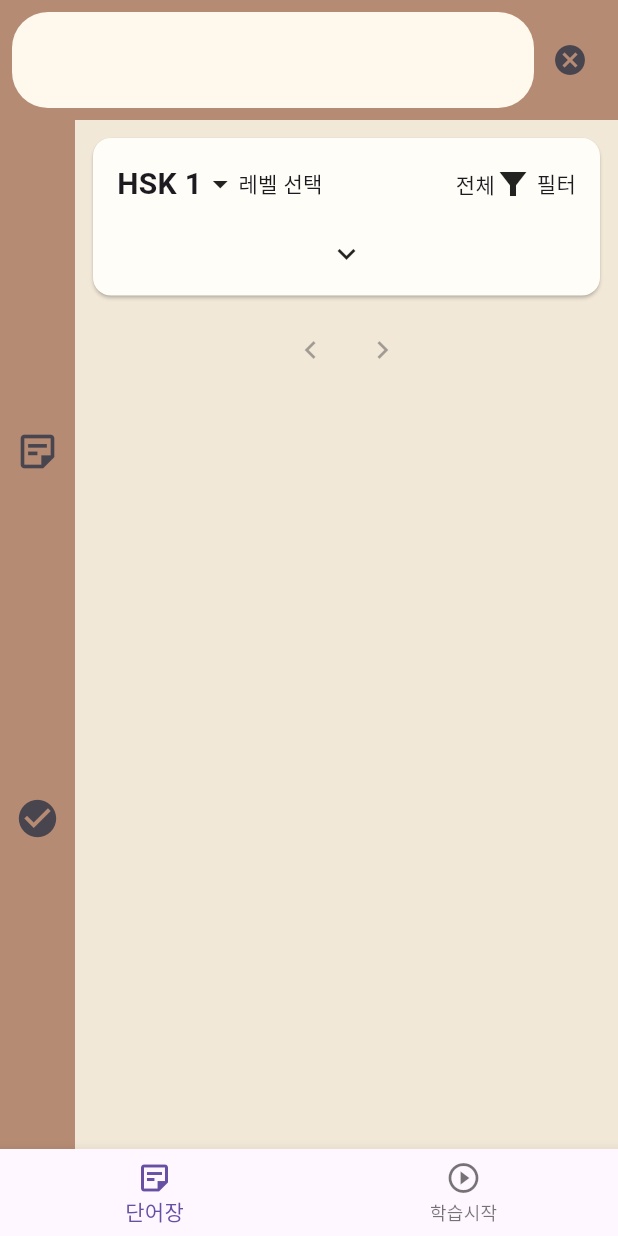
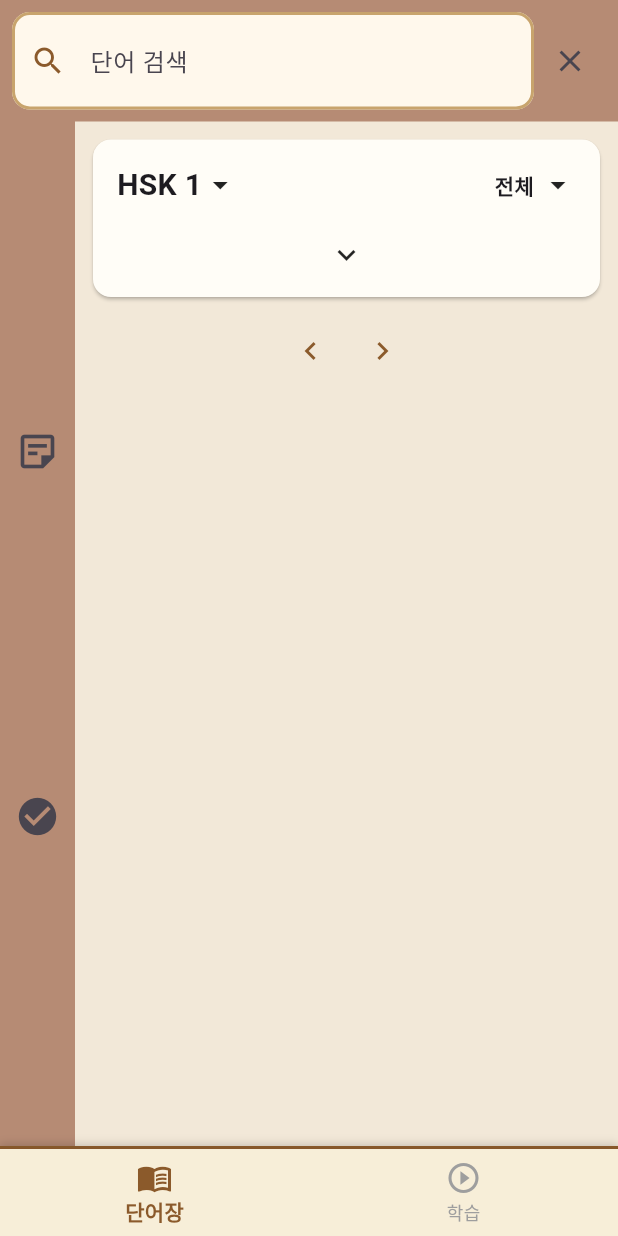
Before and after one commit to forthewy/hsk_ai_conversation, a Flutter app: the screen it shows after launch, on a phone screen of 412 x 824 dp. Run offline on Flutter 3.47's test engine with Material 3 defaults, Android fonts, the phone set to English and light mode, and no system bars; our stand-ins replace google_generative_ai, hive, hive_flutter; accounts and stored records are empty; statements that could not run were skipped.

Commit message:
UI Styling

```diff
--- a/lib/screens/start_screen.dart
+++ b/lib/screens/start_screen.dart
@@ -11,7 +11,6 @@ class StartScreen extends StatefulWidget {
 }
 
 class _StartScreenState extends State<StartScreen> {
-
   int currentIndex = 0;
   final List<Widget> _screens = [
     //const ChatScreen(),
@@ -19,19 +18,32 @@ class _StartScreenState extends State<StartScreen> {
     const GameScreen(),
   ];
 
-
-  // void loadMessages() {
-  //   //ChatMessage = Hive.box('chat_box');
-  //   final AIMessages = ChatMessage.toMap().entries.map().where('role') == 'AI';
-  // }
   @override
   Widget build(BuildContext context) {
     // final AIMesagge =
     return Scaffold(
-      backgroundColor: Color(0xFFB68B74),
+      backgroundColor: Color(0xFFF7EED8),
       body: _screens[currentIndex],
-      bottomNavigationBar: BottomNavigationBar(
-        currentIndex: currentIndex, // 현재 활성화된 아이콘
+      bottomNavigationBar: Container(
+        decoration: const BoxDecoration(
+          border: Border(top: BorderSide(color: Color(0xff8B5A2B), width: 2)),
+          boxShadow: [
+            BoxShadow(
+              color: Colors.black12,
+              blurRadius: 4,
+              offset: Offset(0, -2),
+            ),
+          ],
+        ),
+        child: SafeArea(
+          child: BottomNavigationBar(
+            type: BottomNavigationBarType.fixed,
+            backgroundColor: const Color(0xFFF7EED8),
+            selectedItemColor: const Color(0xff8B5A2B),
+            unselectedItemColor: Colors.grey,
+            selectedLabelStyle: const TextStyle(fontWeight: FontWeight.bold),
+            currentIndex: currentIndex,
+            // 현재 활성화된 아이콘
             onTap: (index) {
               setState(() {
                 currentIndex = index;
@@ -39,18 +51,19 @@ class _StartScreenState extends State<StartScreen> {
             },
             items: const [
               //BottomNavigationBarItem(icon: Icon(Icons.home), label: '홈'),
-          BottomNavigationBarItem(icon: Icon(Icons.sticky_note_2_outlined), label: '단어장'),
-          BottomNavigationBarItem(icon: Icon(Icons.play_circle_outline), label: '학습시작'),
+              BottomNavigationBarItem(
+                icon: Icon(Icons.menu_book),
+                label: '단어장',
+              ),
+              BottomNavigationBarItem(
+                icon: Icon(Icons.play_circle_outline),
+                label: '학습',
+              ),
               //BottomNavigationBarItem(icon: Icon(Icons.settings), label: '채팅'),
             ],
           ),
-
-      // floatingActionButtonLocation: FloatingActionButtonLocation.centerDocked,
-      //
-      // floatingActionButton: FloatingActionButton(
-      //   onPressed: () {},
-      //   child: const Icon(Icons.add),
-      // ),
+        ),
+      ),
     );
   }
 }
--- a/lib/screens/word_screen.dart
+++ b/lib/screens/word_screen.dart
@@ -62,9 +62,33 @@ class _WordScreenState extends State<WordScreen> {
                           vertical: 20,
                         ),
                         border: OutlineInputBorder(
-                          borderRadius: BorderRadius.circular(24),
-                          borderSide: BorderSide.none,
+                          borderRadius: BorderRadius.circular(12),
+                          borderSide: const BorderSide(
+                            color: Color(0xff8B5A2B),
+                          ),
                         ),
+
+                        enabledBorder: OutlineInputBorder(
+                          borderRadius: BorderRadius.circular(12),
+                          borderSide: const BorderSide(
+                            color: Color(0xffC8A46D),
+                            width: 2,
+                          ),
+                        ),
+
+                        focusedBorder: OutlineInputBorder(
+                          borderRadius: BorderRadius.circular(12),
+                          borderSide: const BorderSide(
+                            color: Color(0xff8B5A2B),
+                            width: 2,
+                          ),
+                        ),
+                        prefixIcon: const Icon(
+                          Icons.search,
+                          color: Color(0xff8B5A2B),
+                        ),
+
+                        hintText: "단어 검색",
                       ),
                       controller: wordSearchController,
                       onChanged: viewModel.changeSearchKeyword,
@@ -74,7 +98,7 @@ class _WordScreenState extends State<WordScreen> {
                     onPressed: () {
                       wordSearchController.clear();
                     },
-                    icon: Icon(Icons.cancel),
+                    icon: Icon(Icons.close,),
                   ),
                 ],
               ),
@@ -192,6 +216,8 @@ class _WordScreenState extends State<WordScreen> {
                                                 child: Row(
                                                   children: [
                                                     PopupMenuButton<int>(
+                                                      color: const Color(0xFFFFF8EC),
+                                                      surfaceTintColor: Colors.transparent,
                                                       onSelected: (value) {
                                                         context
                                                             .read<
@@ -203,15 +229,32 @@ class _WordScreenState extends State<WordScreen> {
                                                       },
                                                       itemBuilder: (context) {
                                                         return List.generate(
-                                                          7,
-                                                          (i) => PopupMenuItem(
-                                                            value: i + 1,
-                                                            child: Text(
-                                                              "HSK ${i + 1}",
+                                                          7, (i) {
+                                                          final level = i + 1;
+
+                                                          return PopupMenuItem(
+                                                            value: level,
+                                                            child: Row(
+                                                              children: [
+                                                                Expanded(
+                                                                  child: Text(
+                                                                    "HSK $level",
+                                                                    style: const TextStyle(
+                                                                    ),
+                                                                  ),
+                                                                ),
+
+                                                                if (viewModel.selectedHskLevel == level)
+                                                                  const Icon(
+                                                                    Icons.check,
+                                                                    size: 18,
+                                                                  ),
+                                                              ],
                                                             ),
-                                                          ),
-                                                        );
+                                                          );
+                                                        });
                                                       },
+
                                                       child: Row(
                                                         mainAxisSize:
                                                             MainAxisSize.min,
@@ -230,18 +273,19 @@ class _WordScreenState extends State<WordScreen> {
                                                             Icons
                                                                 .arrow_drop_down,
                                                           ),
-                                                          const Text("레벨 선택"),
                                                         ],
                                                       ),
                                                     ),
                                                     const Spacer(),
                                                     PopupMenuButton<WordFilter>(
+                                                      color: const Color(0xFFFFF8EC),
+                                                      surfaceTintColor: Colors.transparent,
+                                                      shape: RoundedRectangleBorder(
+                                                        borderRadius: BorderRadius.circular(8),
+                                                      ),
                                                       onSelected: (value) {
                                                         context
-                                                            .read<
-                                                              WordViewModel
-                                                            >()
-                                                            .changeFilter(
+                                                            .read<WordViewModel>().changeFilter(
                                                               value,
                                                             );
                                                       },
@@ -267,8 +311,8 @@ class _WordScreenState extends State<WordScreen> {
                                                           ],
                                                       child: Row(
                                                         children: [
-                                                          Text(switch (viewModel
-                                                              .selectedFilter) {
+                                                          Text(
+                                                              switch (viewModel.selectedFilter) {
                                                             WordFilter.all =>
                                                               "전체",
                                                             WordFilter.known =>
@@ -276,12 +320,15 @@ class _WordScreenState extends State<WordScreen> {
                                                             WordFilter
                                                                 .unknown =>
                                                               "미암기",
-                                                          }),
+                                                              },
+                                                            style: const TextStyle(
+                                                            fontWeight: FontWeight.bold,
+                                                                  ),
+                                                          ),
+                                                          const SizedBox(width: 4),
                                                           const Icon(
-                                                            Icons
-                                                                .filter_alt_sharp,
+                                                            Icons.arrow_drop_down,
                                                           ),
-                                                          const Text(" 필터"),
                                                         ],
                                                       ),
                                                     ),
@@ -325,6 +372,13 @@ class _WordScreenState extends State<WordScreen> {
                                                         LinearProgressIndicator(
                                                           value: viewModel
                                                               .overallProgress,
+                                                          backgroundColor: const Color(0xffE5D8C0),
+
+                                                          color: const Color(0xff8B5A2B),
+
+                                                          minHeight: 10,
+
+                                                          borderRadius: BorderRadius.circular(8),
                                                         ),
 
                                                         const SizedBox(
@@ -332,12 +386,19 @@ class _WordScreenState extends State<WordScreen> {
                                                         ),
 
                                                         Text(
-                                                          "페이지 암기 : ${viewModel.currentPageKnownCount} / ${viewModel.currentPageTotalCount}",
+                                                          "현재 페이지 암기 : ${viewModel.currentPageKnownCount} / ${viewModel.currentPageTotalCount}",
                                                         ),
 
                                                         LinearProgressIndicator(
                                                           value: viewModel
                                                               .currentProgress,
+                                                          backgroundColor: const Color(0xffE5D8C0),
+
+                                                          color: const Color(0xff8B5A2B),
+
+                                                          minHeight: 10,
+
+                                                          borderRadius: BorderRadius.circular(8),
                                                         ),
                                                       ],
 
@@ -378,6 +439,7 @@ class _WordScreenState extends State<WordScreen> {
                                                 : null,
                                             icon: const Icon(
                                               Icons.chevron_left,
+                                              color: Color(0xff8B5A2B),
                                             ),
                                           ),
 
@@ -403,9 +465,7 @@ class _WordScreenState extends State<WordScreen> {
                                                   alignment: Alignment.center,
                                                   decoration: BoxDecoration(
                                                     color: selectedPage == i
-                                                        ? Theme.of(
-                                                            context,
-                                                          ).colorScheme.primary
+                                                        ? const Color(0xff8B5A2B)
                                                         : Colors.transparent,
                                                     shape: BoxShape.circle,
                                                   ),
@@ -435,6 +495,7 @@ class _WordScreenState extends State<WordScreen> {
                                                 : null,
                                             icon: const Icon(
                                               Icons.chevron_right,
+                                              color: Color(0xff8B5A2B),
                                             ),
                                           ),
                                         ],
@@ -448,18 +509,41 @@ class _WordScreenState extends State<WordScreen> {
                                         itemCount: viewModel.words.length,
                                         itemBuilder: (context, index) {
                                           final word = viewModel.words[index];
-
+                                          // 단어 카드
                                           return Card(
                                             color: const Color(0xFFFFFDF7),
+                                            margin: const EdgeInsets.symmetric(
+                                              horizontal: 12,
+                                              vertical: 6,
+                                            ),
+                                            shape: RoundedRectangleBorder(
+                                              borderRadius: BorderRadius.circular(8),
+                                            ),
                                             child: ListTile(
-                                              title: Text(word.simplified),
+                                              title: Text(
+                                                word.simplified,
+                                                style: const TextStyle(
+                                                  fontSize: 20,
+                                                  fontWeight: FontWeight.bold,
+                                                ),
+                                              ),
                                               subtitle: Column(
                                                 crossAxisAlignment:
                                                     CrossAxisAlignment.start,
                                                 children: [
-                                                  Text(word.pinyin),
+                                                  Text(
+                                                    word.pinyin,
+                                                    style: const TextStyle(
+                                                      color: Colors.grey,
+                                                      fontSize: 13,
+                                                      fontStyle: FontStyle.italic,
+                                                    ),
+                                                  ),
                                                   Text(
                                                     viewModel.getMeaning(word),
+                                                    style: const TextStyle(
+                                                      fontSize: 16,
+                                                    ),
                                                   ),
                                                 ],
                                               ),
@@ -468,6 +552,9 @@ class _WordScreenState extends State<WordScreen> {
                                                   viewModel.isKnown(word)
                                                       ? Icons.check_circle
                                                       : Icons.circle_outlined,
+                                                  color: viewModel.isKnown(word)
+                                                      ? const Color(0xff8B5A2B)
+                                                      : Colors.grey,
                                                 ),
                                                 onPressed: () async {
                                                   viewModel.toggleKnown(word);
```
Lines whose indentation alone changed are shown as unchanged.
